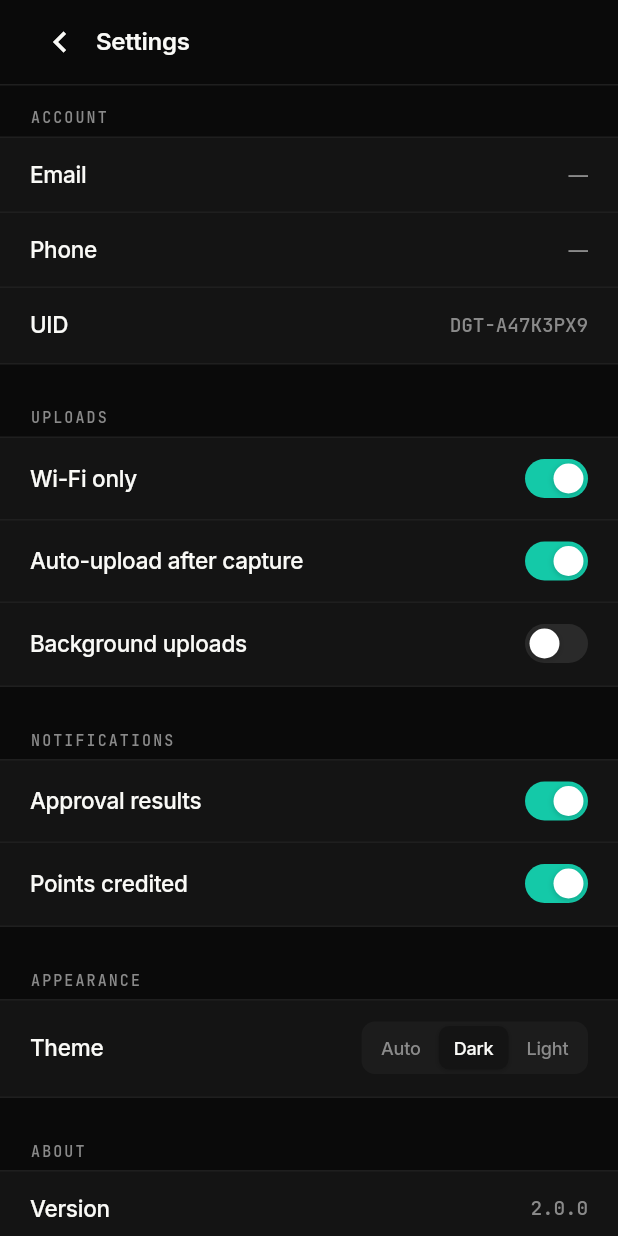
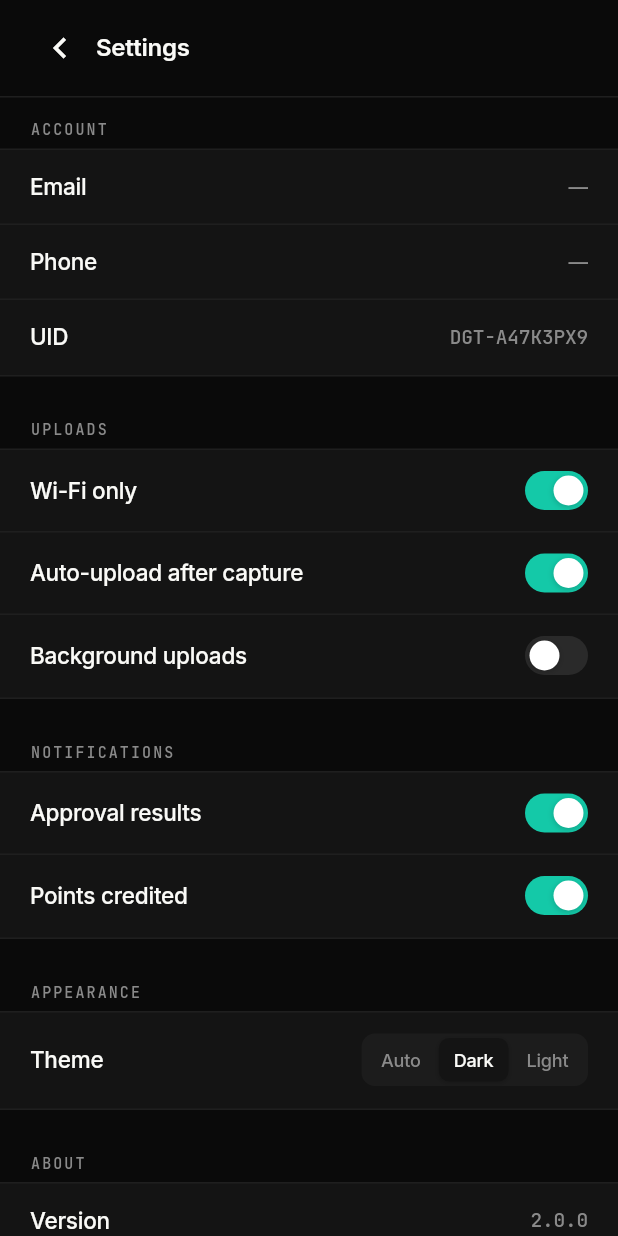
Before and after one commit to wyf-ACCEPT/digients-capture-app, a Flutter app: the SettingsScreen screen opened by its route, on a phone screen of 412 x 824 dp. Run offline on Flutter 3.47's test engine with Material 3 defaults, Android fonts, the phone set to English and light mode, and no system bars; our stand-ins replace flutter_secure_storage, go_router, google_fonts, permission_handler, share_plus; accounts and stored records are empty.

Commit message:
fix(ui): nav bar overflow, kv-tile overflow, task detail back button
Surfaced while testing on Android (narrower screen than iPhone 13 Pro Max
the iOS work was tuned for) but these are platform-agnostic widget bugs.

- DCNavBar: bump preferredSize 56 -> 64 and inner SizedBox 40 -> 48 so
  the title+subtitle Column fits without RenderFlex overflow when both
  lines are present.
- DCKVTile: value Text gets maxLines: 2 + ellipsis so longer surface
  values like "Conveyor or workbench" don't overflow vertically.
- task_detail_screen: KV grid childAspectRatio 2.6 -> 2.2 to give
  multi-line values the room they need on narrower phones.
- pool_screen: tap-into-task uses context.push instead of context.go.
  go-style navigation replaces the route stack, so context.pop on the
  task detail back button was a no-op. push pushes the task on top of
  pool, and pop returns to it.

Co-Authored-By: Claude Opus 4.7 (1M context) <noreply@anthropic.com>

```diff
--- a/lib/screens/v2/pool_screen.dart
+++ b/lib/screens/v2/pool_screen.dart
@@ -77,7 +77,7 @@ class _TaskCard extends StatelessWidget {
   Widget build(BuildContext context) {
     final c = context.dc;
     return GestureDetector(
-      onTap: () => context.go('/task/${task.id}'),
+      onTap: () => context.push('/task/${task.id}'),
       child: ClipRRect(
         borderRadius: BorderRadius.circular(18),
         child: Container(
--- a/lib/screens/v2/task_detail_screen.dart
+++ b/lib/screens/v2/task_detail_screen.dart
@@ -73,7 +73,7 @@ class TaskDetailScreen extends StatelessWidget {
                     physics: const NeverScrollableScrollPhysics(),
                     crossAxisSpacing: 10,
                     mainAxisSpacing: 10,
-                    childAspectRatio: 2.6,
+                    childAspectRatio: 2.2,
                     children: [
                       DCKVTile(label: 'Duration', value: task.duration, icon: Icons.access_time),
                       DCKVTile(label: 'Difficulty', value: task.difficulty, icon: Icons.tune),
--- a/lib/widgets/cards.dart
+++ b/lib/widgets/cards.dart
@@ -72,6 +72,8 @@ class DCKVTile extends StatelessWidget {
           Text(
             value,
             style: DCText.inter(size: 14, weight: FontWeight.w500, color: c.text),
+            maxLines: 2,
+            overflow: TextOverflow.ellipsis,
           ),
         ],
       ),
--- a/lib/widgets/nav.dart
+++ b/lib/widgets/nav.dart
@@ -17,7 +17,7 @@ class DCNavBar extends StatelessWidget implements PreferredSizeWidget {
   });
 
   @override
-  Size get preferredSize => const Size.fromHeight(56);
+  Size get preferredSize => const Size.fromHeight(64);
 
   @override
   Widget build(BuildContext context) {
@@ -31,7 +31,7 @@ class DCNavBar extends StatelessWidget implements PreferredSizeWidget {
       child: SafeArea(
         bottom: false,
         child: SizedBox(
-          height: 40,
+          height: 48,
           child: Row(
             children: [
               if (onBack != null)
```
